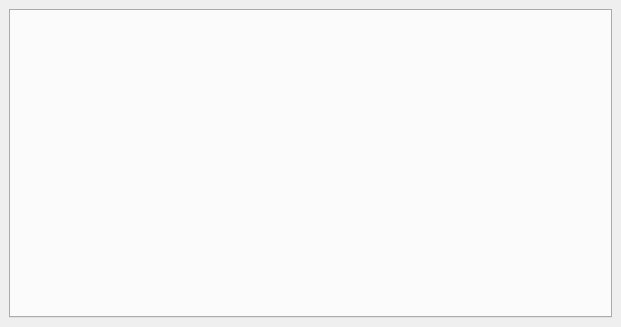
cryzed/PathOfExile, file tradecompanion/views/mainwindow.ui: the form before one commit.
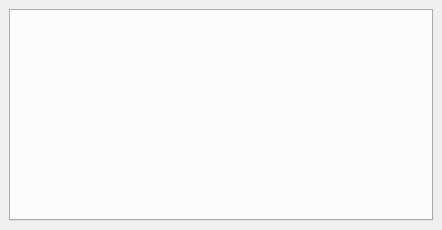
The form after the commit.

```diff
--- a/tradecompanion/views/mainwindow.ui
+++ b/tradecompanion/views/mainwindow.ui
@@ -6,8 +6,8 @@
    <rect>
     <x>0</x>
     <y>0</y>
-    <width>621</width>
-    <height>327</height>
+    <width>442</width>
+    <height>230</height>
    </rect>
   </property>
   <property name="windowTitle">
```
